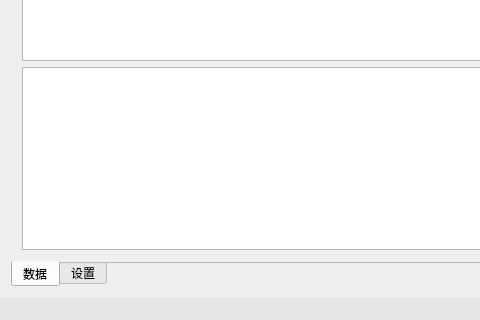
Old version of the form mainwindow.ui in the repository crouse/anatta; both pictures show x 0 to 480 and y 196 to 516 of the 1017 by 516 pixel window.
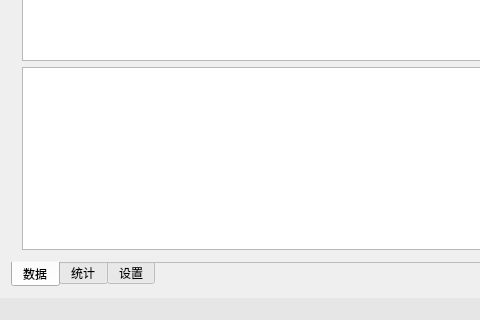
New version of the form. Icons and pictures are not drawn.

Diff of the .ui file:
```diff
--- a/mainwindow.ui
+++ b/mainwindow.ui
@@ -53,6 +53,11 @@
         </item>
        </layout>
       </widget>
+      <widget class="QWidget" name="tab">
+       <attribute name="title">
+        <string>统计</string>
+       </attribute>
+      </widget>
       <widget class="QWidget" name="tabConfig">
        <attribute name="title">
         <string>设置</string>
```
